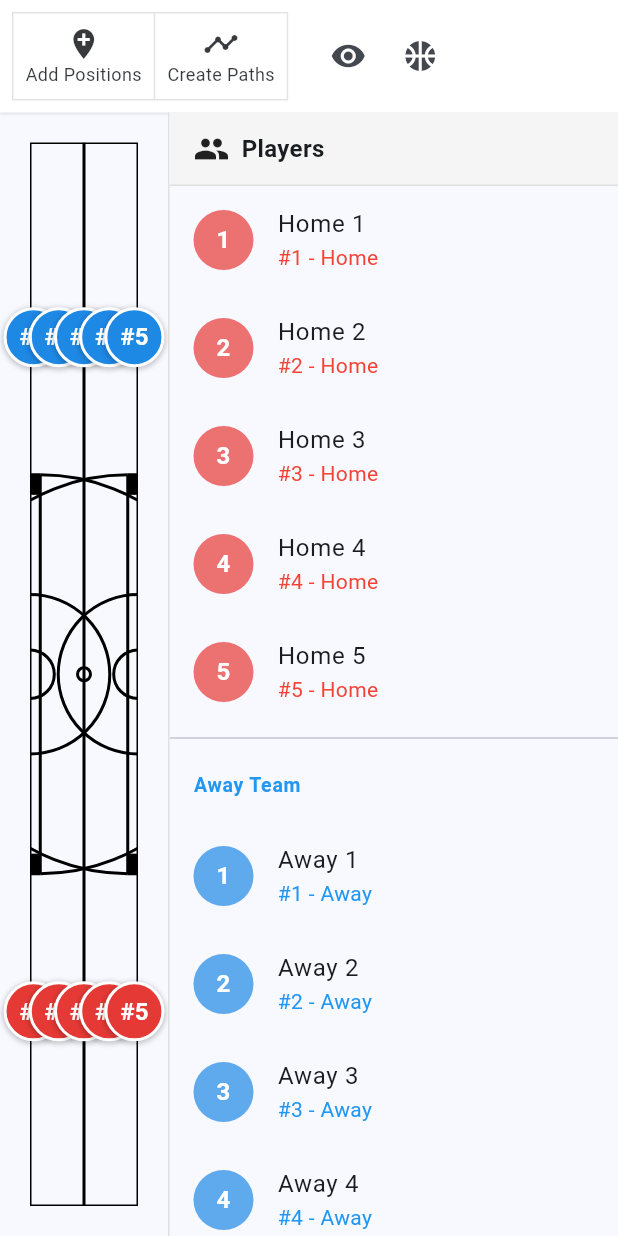
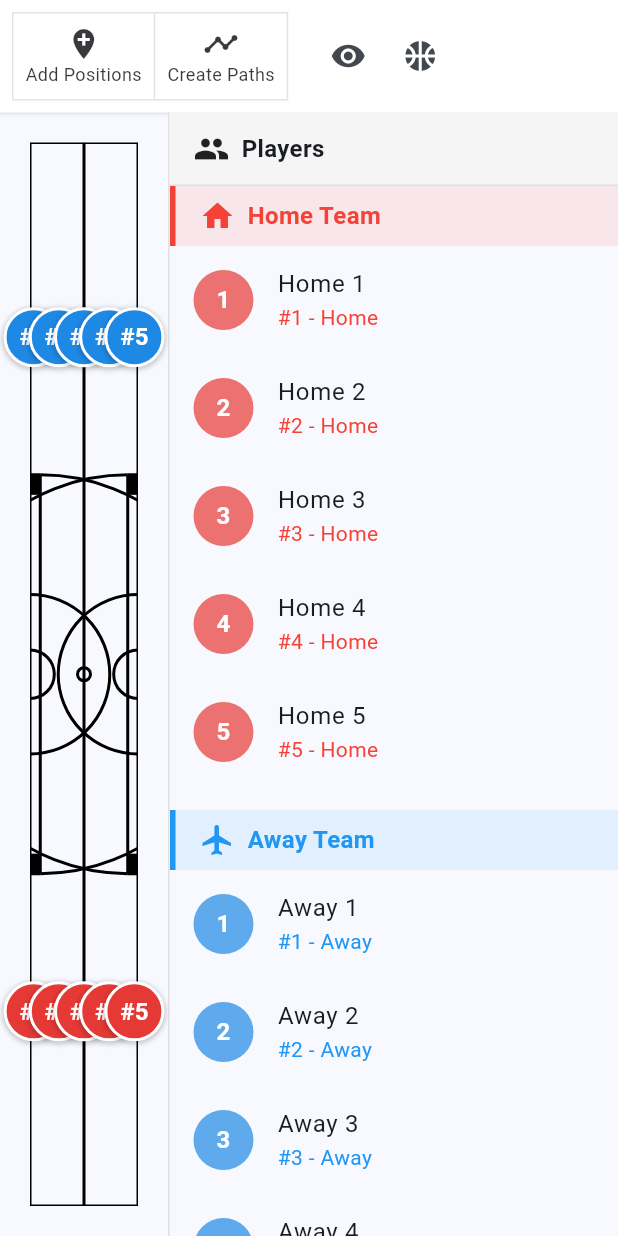
Before and after one commit to JiantaoFu/basketball_tactics, a Flutter app: the screen it shows after launch, on a phone screen of 412 x 824 dp. Run offline on Flutter 3.47's test engine with Material 3 defaults, Android fonts, the phone set to English and light mode, and no system bars.

Commit message:
fix player team UI issue

```diff
--- a/lib/widgets/player_list_panel.dart
+++ b/lib/widgets/player_list_panel.dart
@@ -102,19 +102,41 @@ class PlayerListPanel extends StatelessWidget {
                 final player = allPlayers[index];
                 final isSelected = player.id == selectedPlayerId;
 
-                if (index > 0 && player.team != allPlayers[index - 1].team) {
+                // Show team header for first player or when team changes
+                if (index == 0 || (index > 0 && player.team != allPlayers[index - 1].team)) {
                   return Column(
                     mainAxisSize: MainAxisSize.min,
                     children: [
-                      const Divider(height: 16),
-                      ListTile(
-                        dense: true,
-                        title: Text(
-                          player.team == Team.home ? 'Home Team' : 'Away Team',
-                          style: TextStyle(
-                            color: player.team == Team.home ? Colors.red : Colors.blue,
-                            fontWeight: FontWeight.bold,
+                      if (index > 0) const SizedBox(height: 16),  // Only add spacing between teams
+                      Container(
+                        padding: const EdgeInsets.symmetric(horizontal: 16, vertical: 8),
+                        decoration: BoxDecoration(
+                          color: player.team == Team.home
+                            ? Colors.red.withOpacity(0.1)
+                            : Colors.blue.withOpacity(0.1),
+                          border: Border(
+                            left: BorderSide(
+                              color: player.team == Team.home ? Colors.red : Colors.blue,
+                              width: 4,
+                            ),
                           ),
+                        ),
+                        child: Row(
+                          children: [
+                            Icon(
+                              player.team == Team.home ? Icons.home : Icons.flight,
+                              color: player.team == Team.home ? Colors.red : Colors.blue,
+                            ),
+                            const SizedBox(width: 8),
+                            Text(
+                              player.team == Team.home ? 'Home Team' : 'Away Team',
+                              style: TextStyle(
+                                color: player.team == Team.home ? Colors.red : Colors.blue,
+                                fontWeight: FontWeight.bold,
+                                fontSize: 16,
+                              ),
+                            ),
+                          ],
                         ),
                       ),
                       _buildPlayerTile(player, isSelected),
```
